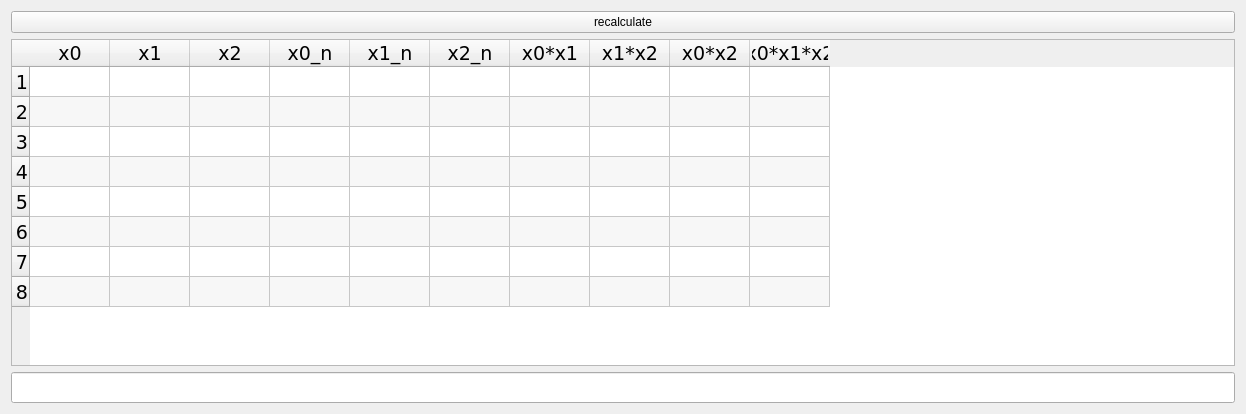
Before: the Qt Designer form Lab4/gui.ui in JC-labs/Experiment_Planning_theory_Labs, drawn with Qt 5.
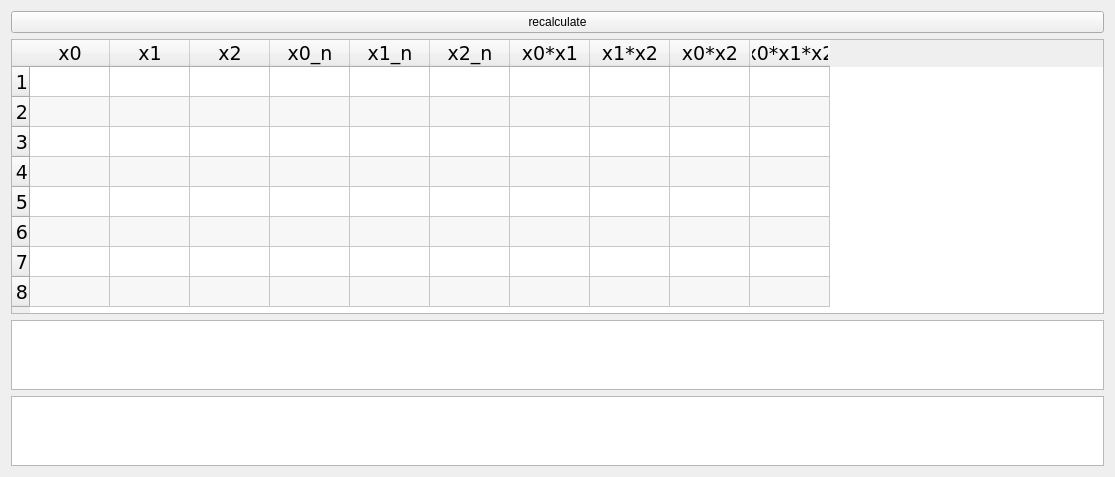
After: the same form once the commit is applied.

Commit message: Lab4 was finished.

What changed in the file:
```diff
--- a/Lab4/gui.ui
+++ b/Lab4/gui.ui
@@ -6,8 +6,8 @@
    <rect>
     <x>0</x>
     <y>0</y>
-    <width>1246</width>
-    <height>414</height>
+    <width>1115</width>
+    <height>477</height>
    </rect>
   </property>
   <property name="minimumSize">
@@ -19,7 +19,7 @@
   <property name="windowTitle">
    <string>GUI</string>
   </property>
-  <layout class="QVBoxLayout" name="verticalLayout">
+  <layout class="QVBoxLayout" name="verticalLayout" stretch="0,5,1,1">
    <item>
     <widget class="QPushButton" name="calculate">
      <property name="text">
@@ -191,7 +191,20 @@
     </widget>
    </item>
    <item>
-    <widget class="QLineEdit" name="res">
+    <widget class="QTextEdit" name="res">
+     <property name="font">
+      <font>
+       <family>Verdana</family>
+       <pointsize>14</pointsize>
+      </font>
+     </property>
+     <property name="readOnly">
+      <bool>true</bool>
+     </property>
+    </widget>
+   </item>
+   <item>
+    <widget class="QTextEdit" name="res_2">
      <property name="font">
       <font>
        <family>Verdana</family>
```
The commit also changes 2 other files.
